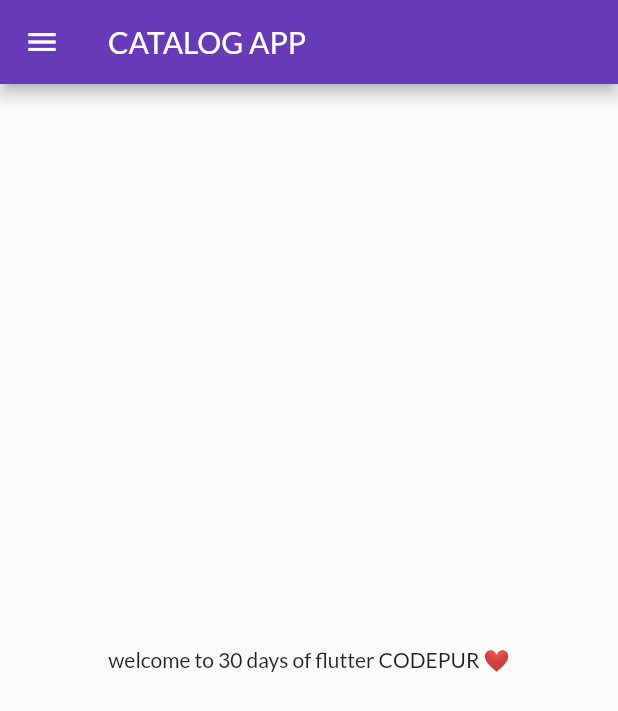
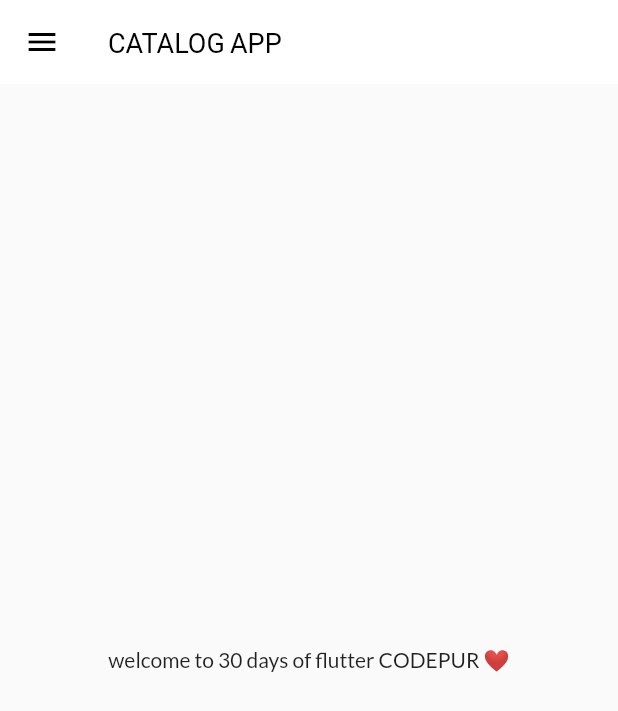
Before and after one commit to ashishmaithani17/FLUTTER, a Flutter app: the screen it shows after launch, on a phone screen of 412 x 824 dp. Shown: the top 711 px of the screen. Run offline on Flutter 3.47's test engine with Material 2 defaults, Android fonts, the phone set to English and light mode, and no system bars; our stand-ins replace google_fonts.

Commit message:
theme extracted

```diff
--- a/lib/main.dart
+++ b/lib/main.dart
@@ -2,6 +2,7 @@ import 'package:flutter/material.dart';
 import 'package:flutter_application_1/pages/home_page.dart';
 import 'package:flutter_application_1/pages/login_page.dart';
 import 'package:flutter_application_1/utils/routes.dart';
+import 'package:flutter_application_1/widgets/theme.dart';
 import 'package:google_fonts/google_fonts.dart';
 
 
@@ -18,12 +19,10 @@ class Myapp extends StatelessWidget {
     return MaterialApp(
       // home: homepage(),
       themeMode: ThemeMode.light,
-      theme: ThemeData( primarySwatch: Colors.deepPurple,
-      fontFamily: GoogleFonts.lato().fontFamily,
-      ),
-      darkTheme: ThemeData(brightness: Brightness.dark,
-      ),
+      theme: Mytheme.Lighttheme(context),
+      darkTheme: Mytheme.darkTheme(context),
 
+      debugShowCheckedModeBanner: false,
       initialRoute: "/home",
 
       routes: {
--- /dev/null
+++ b/lib/widgets/theme.dart
@@ -0,0 +1,19 @@
+import 'package:flutter/material.dart';
+import 'package:google_fonts/google_fonts.dart';
+class Mytheme{
+   static ThemeData Lighttheme(BuildContext context )=>ThemeData(
+      primarySwatch: Colors.deepPurple,
+      fontFamily: GoogleFonts.lato().fontFamily,
+      appBarTheme: AppBarTheme(
+        color: Colors.white,
+        elevation: 0.0,
+        iconTheme: IconThemeData(color: Colors.black),
+        titleTextStyle: TextStyle(color: Colors.black,
+        fontSize: 18.0,),
+      ),
+      );
+
+      static ThemeData darkTheme(BuildContext context)=> ThemeData(
+        brightness: Brightness.dark,
+      );
+ }
```
